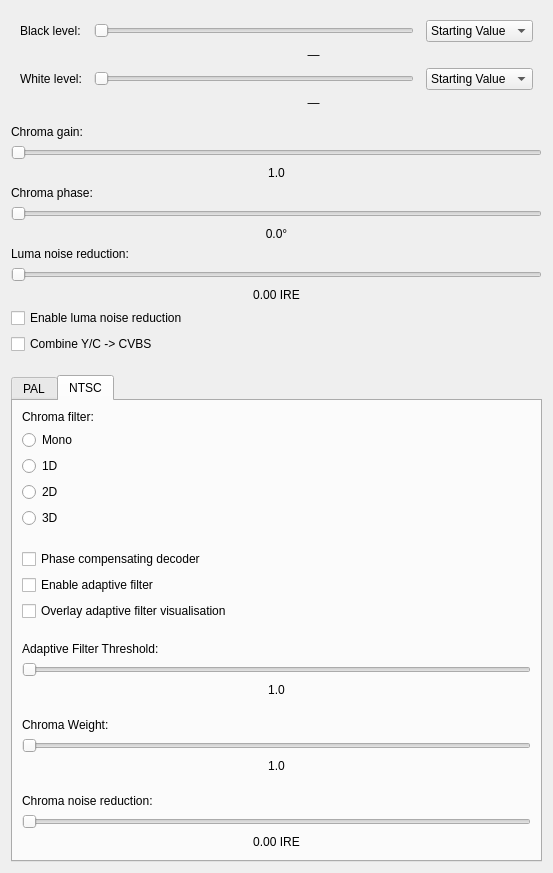
Above: src/ld-analyse/chromadecoderconfigdialog.ui from hugoatease/tbc-tools before the change. Below: the same form after it.
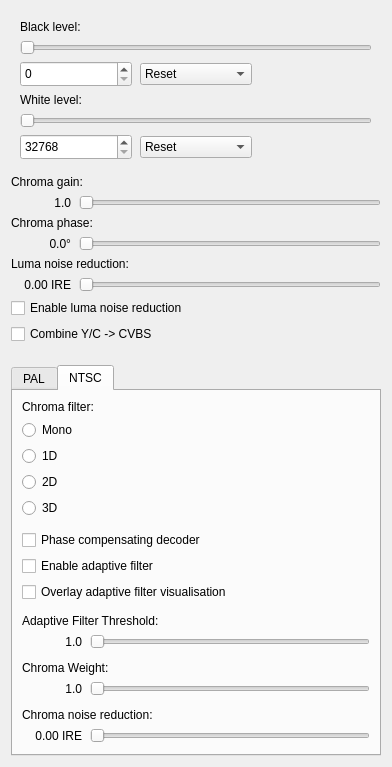
That is the form after the change.

Diff of the .ui file:
```diff
--- a/src/ld-analyse/chromadecoderconfigdialog.ui
+++ b/src/ld-analyse/chromadecoderconfigdialog.ui
@@ -6,8 +6,8 @@
    <rect>
     <x>0</x>
     <y>0</y>
-    <width>460</width>
-    <height>637</height>
+    <width>440</width>
+    <height>620</height>
    </rect>
   </property>
   <property name="windowTitle">
@@ -21,16 +21,22 @@
     <widget class="QWidget" name="videoLevelsWidget" native="true">
      <layout class="QGridLayout" name="videoLevelsGridLayout">
       <property name="horizontalSpacing">
-       <number>12</number>
+       <number>8</number>
       </property>
-      <item row="0" column="0">
+      <property name="verticalSpacing">
+       <number>6</number>
+      </property>
+      <item row="0" column="0" colspan="3">
        <widget class="QLabel" name="blackLevelLabel">
         <property name="text">
          <string>Black level:</string>
         </property>
+        <property name="alignment">
+         <set>Qt::AlignLeft|Qt::AlignVCenter</set>
+        </property>
        </widget>
       </item>
-      <item row="0" column="1">
+      <item row="1" column="0" colspan="3">
        <widget class="QSlider" name="blackLevelHorizontalSlider">
         <property name="sizePolicy">
          <sizepolicy hsizetype="MinimumExpanding" vsizetype="Fixed">
@@ -40,7 +46,7 @@
         </property>
         <property name="minimumSize">
          <size>
-          <width>320</width>
+          <width>300</width>
           <height>0</height>
          </size>
         </property>
@@ -49,43 +55,58 @@
         </property>
        </widget>
       </item>
-      <item row="0" column="2">
-       <widget class="QComboBox" name="blackLevelResetComboBox">
-        <item>
-         <property name="text">
-          <string>Starting Value</string>
-         </property>
-        </item>
-        <item>
-         <property name="text">
-          <string>NTSC</string>
-         </property>
-        </item>
-        <item>
-         <property name="text">
-          <string>NTSC-J</string>
-         </property>
-        </item>
-       </widget>
-      </item>
-      <item row="1" column="1" colspan="2">
-       <widget class="QLabel" name="blackLevelValueLabel">
-        <property name="text">
-         <string>—</string>
-        </property>
-        <property name="alignment">
-         <set>Qt::AlignCenter</set>
-        </property>
-       </widget>
-      </item>
       <item row="2" column="0">
+       <widget class="QSpinBox" name="blackLevelSpinBox">
+        <property name="minimumSize">
+         <size>
+          <width>110</width>
+          <height>26</height>
+         </size>
+        </property>
+        <property name="minimum">
+         <number>0</number>
+        </property>
+        <property name="maximum">
+         <number>32767</number>
+        </property>
+        <property name="singleStep">
+         <number>1</number>
+        </property>
+        <property name="displayIntegerBase">
+         <number>10</number>
+        </property>
+       </widget>
+      </item>
+      <item row="2" column="1">
+       <widget class="QComboBox" name="blackLevelResetComboBox">
+        <item>
+         <property name="text">
+          <string>Reset</string>
+         </property>
+        </item>
+        <item>
+         <property name="text">
+          <string>NTSC</string>
+         </property>
+        </item>
+        <item>
+         <property name="text">
+          <string>NTSC-J</string>
+         </property>
+        </item>
+       </widget>
+      </item>
+      <item row="3" column="0" colspan="3">
        <widget class="QLabel" name="whiteLevelLabel">
         <property name="text">
          <string>White level:</string>
         </property>
+        <property name="alignment">
+         <set>Qt::AlignLeft|Qt::AlignVCenter</set>
+        </property>
        </widget>
       </item>
-      <item row="2" column="1">
+      <item row="4" column="0" colspan="3">
        <widget class="QSlider" name="whiteLevelHorizontalSlider">
         <property name="sizePolicy">
          <sizepolicy hsizetype="MinimumExpanding" vsizetype="Fixed">
@@ -95,7 +116,7 @@
         </property>
         <property name="minimumSize">
          <size>
-          <width>320</width>
+          <width>300</width>
           <height>0</height>
          </size>
         </property>
@@ -110,11 +131,33 @@
         </property>
        </widget>
       </item>
-      <item row="2" column="2">
+      <item row="5" column="0">
+       <widget class="QSpinBox" name="whiteLevelSpinBox">
+        <property name="minimumSize">
+         <size>
+          <width>110</width>
+          <height>26</height>
+         </size>
+        </property>
+        <property name="minimum">
+         <number>32768</number>
+        </property>
+        <property name="maximum">
+         <number>65535</number>
+        </property>
+        <property name="singleStep">
+         <number>1</number>
+        </property>
+        <property name="displayIntegerBase">
+         <number>10</number>
+        </property>
+       </widget>
+      </item>
+      <item row="5" column="1">
        <widget class="QComboBox" name="whiteLevelResetComboBox">
         <item>
          <property name="text">
-          <string>Starting Value</string>
+          <string>Reset</string>
          </property>
         </item>
         <item>
@@ -129,16 +172,6 @@
         </item>
        </widget>
       </item>
-      <item row="3" column="1" colspan="2">
-       <widget class="QLabel" name="whiteLevelValueLabel">
-        <property name="text">
-         <string>—</string>
-        </property>
-        <property name="alignment">
-         <set>Qt::AlignCenter</set>
-        </property>
-       </widget>
-      </item>
      </layout>
     </widget>
    </item>
@@ -150,36 +183,49 @@
     </widget>
    </item>
    <item>
-    <widget class="QSlider" name="chromaGainHorizontalSlider">
-     <property name="sizePolicy">
-      <sizepolicy hsizetype="MinimumExpanding" vsizetype="Fixed">
-       <horstretch>0</horstretch>
-       <verstretch>0</verstretch>
-      </sizepolicy>
+    <layout class="QHBoxLayout" name="chromaGainRowLayout">
+     <property name="spacing">
+      <number>8</number>
      </property>
-     <property name="minimumSize">
-      <size>
-       <width>400</width>
-       <height>0</height>
-      </size>
-     </property>
-     <property name="maximum">
-      <number>200</number>
-     </property>
-     <property name="orientation">
-      <enum>Qt::Horizontal</enum>
-     </property>
-    </widget>
-   </item>
    <item>
     <widget class="QLabel" name="chromaGainValueLabel">
+       <property name="minimumSize">
+        <size>
+         <width>60</width>
+         <height>0</height>
+        </size>
+       </property>
      <property name="text">
       <string>1.0</string>
      </property>
      <property name="alignment">
-      <set>Qt::AlignCenter</set>
-     </property>
-    </widget>
+        <set>Qt::AlignRight|Qt::AlignVCenter</set>
+       </property>
+      </widget>
+     </item>
+     <item>
+      <widget class="QSlider" name="chromaGainHorizontalSlider">
+       <property name="sizePolicy">
+        <sizepolicy hsizetype="MinimumExpanding" vsizetype="Fixed">
+         <horstretch>0</horstretch>
+         <verstretch>0</verstretch>
+        </sizepolicy>
+       </property>
+       <property name="minimumSize">
+        <size>
+         <width>300</width>
+         <height>0</height>
+        </size>
+       </property>
+       <property name="maximum">
+        <number>200</number>
+       </property>
+       <property name="orientation">
+        <enum>Qt::Horizontal</enum>
+       </property>
+      </widget>
+     </item>
+    </layout>
    </item>
    <item>
     <widget class="QLabel" name="chromaPhaseLabel">
@@ -189,24 +235,43 @@
     </widget>
    </item>
    <item>
-    <widget class="QSlider" name="chromaPhaseHorizontalSlider">
-     <property name="maximum">
-      <number>200</number>
+    <layout class="QHBoxLayout" name="chromaPhaseRowLayout">
+     <property name="spacing">
+      <number>8</number>
      </property>
-     <property name="orientation">
-      <enum>Qt::Horizontal</enum>
-     </property>
-    </widget>
-   </item>
    <item>
     <widget class="QLabel" name="chromaPhaseValueLabel">
+       <property name="minimumSize">
+        <size>
+         <width>60</width>
+         <height>0</height>
+        </size>
+       </property>
      <property name="text">
       <string>0.0°</string>
      </property>
      <property name="alignment">
-      <set>Qt::AlignCenter</set>
-     </property>
-    </widget>
+        <set>Qt::AlignRight|Qt::AlignVCenter</set>
+       </property>
+      </widget>
+     </item>
+     <item>
+      <widget class="QSlider" name="chromaPhaseHorizontalSlider">
+       <property name="minimumSize">
+        <size>
+         <width>300</width>
+         <height>0</height>
+        </size>
+       </property>
+       <property name="maximum">
+        <number>200</number>
+       </property>
+       <property name="orientation">
+        <enum>Qt::Horizontal</enum>
+       </property>
+      </widget>
+     </item>
+    </layout>
    </item>
    <item>
     <widget class="QLabel" name="yNRLabel">
@@ -216,21 +281,40 @@
     </widget>
    </item>
    <item>
-    <widget class="QSlider" name="yNRHorizontalSlider">
-     <property name="orientation">
-      <enum>Qt::Horizontal</enum>
+    <layout class="QHBoxLayout" name="yNRRowLayout">
+     <property name="spacing">
+      <number>8</number>
      </property>
-    </widget>
-   </item>
    <item>
     <widget class="QLabel" name="yNRValueLabel">
+       <property name="minimumSize">
+        <size>
+         <width>60</width>
+         <height>0</height>
+        </size>
+       </property>
      <property name="text">
       <string>0.00 IRE</string>
      </property>
      <property name="alignment">
-      <set>Qt::AlignCenter</set>
-     </property>
-    </widget>
+        <set>Qt::AlignRight|Qt::AlignVCenter</set>
+       </property>
+      </widget>
+     </item>
+     <item>
+      <widget class="QSlider" name="yNRHorizontalSlider">
+      <property name="minimumSize">
+       <size>
+        <width>300</width>
+        <height>0</height>
+       </size>
+      </property>
+       <property name="orientation">
+        <enum>Qt::Horizontal</enum>
+       </property>
+      </widget>
+     </item>
+    </layout>
    </item>
    <item>
     <widget class="QCheckBox" name="enableYNRCheckBox">
@@ -471,7 +555,7 @@
          <property name="sizeHint" stdset="0">
           <size>
            <width>20</width>
-           <height>15</height>
+           <height>6</height>
           </size>
          </property>
         </spacer>
@@ -505,7 +589,7 @@
          <property name="sizeHint" stdset="0">
           <size>
            <width>20</width>
-           <height>15</height>
+           <height>6</height>
           </size>
          </property>
         </spacer>
@@ -518,21 +602,40 @@
         </widget>
        </item>
        <item>
-        <widget class="QSlider" name="adaptThresholdHorizontalSlider">
-         <property name="orientation">
-          <enum>Qt::Horizontal</enum>
+        <layout class="QHBoxLayout" name="adaptThresholdRowLayout">
+         <property name="spacing">
+          <number>8</number>
          </property>
-        </widget>
-       </item>
        <item>
         <widget class="QLabel" name="adaptThresholdValueLabel">
+           <property name="minimumSize">
+            <size>
+             <width>60</width>
+             <height>0</height>
+            </size>
+           </property>
          <property name="text">
           <string>1.0</string>
          </property>
          <property name="alignment">
-          <set>Qt::AlignCenter</set>
-         </property>
-        </widget>
+            <set>Qt::AlignRight|Qt::AlignVCenter</set>
+           </property>
+          </widget>
+         </item>
+         <item>
+          <widget class="QSlider" name="adaptThresholdHorizontalSlider">
+           <property name="minimumSize">
+            <size>
+             <width>280</width>
+             <height>0</height>
+            </size>
+           </property>
+           <property name="orientation">
+            <enum>Qt::Horizontal</enum>
+           </property>
+          </widget>
+         </item>
+        </layout>
        </item>
        <item>
         <spacer name="verticalSpacer_10">
@@ -542,7 +645,7 @@
          <property name="sizeHint" stdset="0">
           <size>
            <width>20</width>
-           <height>15</height>
+           <height>6</height>
           </size>
          </property>
         </spacer>
@@ -555,21 +658,40 @@
         </widget>
        </item>
        <item>
-        <widget class="QSlider" name="chromaWeightHorizontalSlider">
-         <property name="orientation">
-          <enum>Qt::Horizontal</enum>
+        <layout class="QHBoxLayout" name="chromaWeightRowLayout">
+         <property name="spacing">
+          <number>8</number>
          </property>
-        </widget>
-       </item>
        <item>
         <widget class="QLabel" name="chromaWeightValueLabel">
+           <property name="minimumSize">
+            <size>
+             <width>60</width>
+             <height>0</height>
+            </size>
+           </property>
          <property name="text">
           <string>1.0</string>
          </property>
          <property name="alignment">
-          <set>Qt::AlignCenter</set>
-         </property>
-        </widget>
+            <set>Qt::AlignRight|Qt::AlignVCenter</set>
+           </property>
+          </widget>
+         </item>
+         <item>
+          <widget class="QSlider" name="chromaWeightHorizontalSlider">
+           <property name="minimumSize">
+            <size>
+             <width>280</width>
+             <height>0</height>
+            </size>
+           </property>
+           <property name="orientation">
+            <enum>Qt::Horizontal</enum>
+           </property>
+          </widget>
+         </item>
+        </layout>
        </item>
        <item>
         <spacer name="verticalSpacer_11">
@@ -579,7 +701,7 @@
          <property name="sizeHint" stdset="0">
           <size>
            <width>20</width>
-           <height>15</height>
+           <height>6</height>
           </size>
          </property>
         </spacer>
@@ -592,21 +714,40 @@
         </widget>
        </item>
        <item>
-        <widget class="QSlider" name="cNRHorizontalSlider">
-         <property name="orientation">
-          <enum>Qt::Horizontal</enum>
+        <layout class="QHBoxLayout" name="cNRRowLayout">
+         <property name="spacing">
+          <number>8</number>
          </property>
-        </widget>
-       </item>
        <item>
         <widget class="QLabel" name="cNRValueLabel">
+           <property name="minimumSize">
+            <size>
+             <width>60</width>
+             <height>0</height>
+            </size>
+           </property>
          <property name="text">
           <string>0.00 IRE</string>
          </property>
          <property name="alignment">
-          <set>Qt::AlignCenter</set>
-         </property>
-        </widget>
+            <set>Qt::AlignRight|Qt::AlignVCenter</set>
+           </property>
+          </widget>
+         </item>
+         <item>
+          <widget class="QSlider" name="cNRHorizontalSlider">
+           <property name="minimumSize">
+            <size>
+             <width>280</width>
+             <height>0</height>
+            </size>
+           </property>
+           <property name="orientation">
+            <enum>Qt::Horizontal</enum>
+           </property>
+          </widget>
+         </item>
+        </layout>
        </item>
        <item>
         <spacer name="verticalSpacer">
```
Left out of the diff: 47 changed lines with no effect on the pictures. Lines whose indentation alone changed are shown as unchanged.
